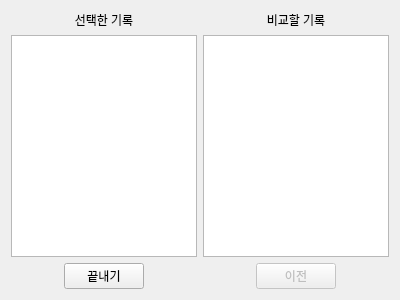
Above: uis/log.ui from DaeyeongCho/AlgorithmsVisualizationProject before the change. Below: the same form after it.
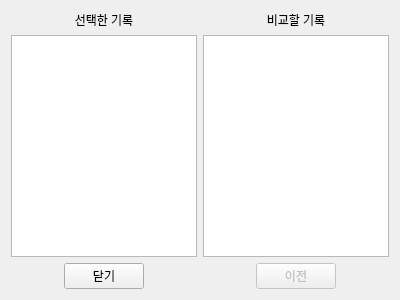
That is the form after the change.

Diff of the .ui file:
```diff
--- a/uis/log.ui
+++ b/uis/log.ui
@@ -39,7 +39,7 @@
          <item row="0" column="0">
           <widget class="QPushButton" name="pushButton_end">
            <property name="text">
-            <string>끝내기</string>
+            <string>닫기</string>
            </property>
           </widget>
          </item>
```
